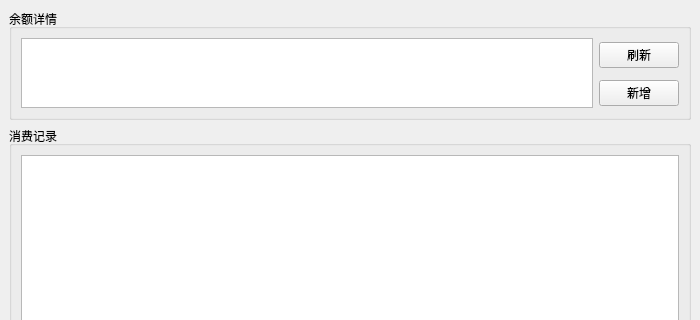
The window that mainwindow.ui (Jay-Zhu-master/AccountingSystem) describes before a commit, drawn with Qt 5; both pictures show x 0 to 700 and y 0 to 320 of the 700 by 500 pixel window.
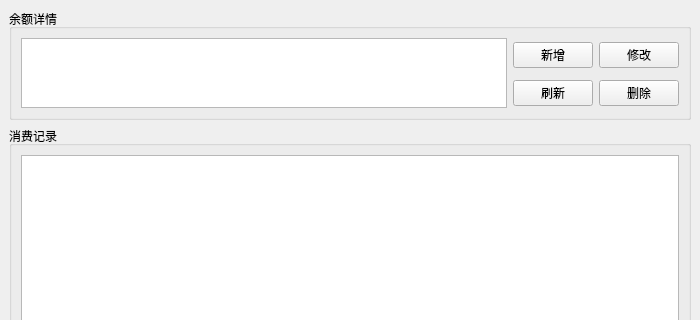
The same window after the commit.

```diff
--- a/mainwindow.ui
+++ b/mainwindow.ui
@@ -29,20 +29,32 @@
    <layout class="QGridLayout" name="gridLayout_2">
     <item row="0" column="0">
      <layout class="QGridLayout" name="gridLayout">
+      <item row="2" column="0">
+       <widget class="QGroupBox" name="groupBox_2">
+        <property name="title">
+         <string>消费记录</string>
+        </property>
+        <layout class="QGridLayout" name="gridLayout_4">
+         <item row="0" column="0">
+          <widget class="QTableView" name="tableView_2"/>
+         </item>
+        </layout>
+       </widget>
+      </item>
       <item row="0" column="0" rowspan="2">
        <widget class="QGroupBox" name="groupBox">
         <property name="title">
          <string>余额详情</string>
         </property>
         <layout class="QGridLayout" name="gridLayout_3">
-         <item row="1" column="1">
-          <widget class="QPushButton" name="addSavingsBtn">
+         <item row="0" column="5">
+          <widget class="QPushButton" name="modifyBtn">
            <property name="text">
-            <string>新增</string>
+            <string>修改</string>
            </property>
           </widget>
          </item>
-         <item row="0" column="1">
+         <item row="1" column="3">
           <widget class="QPushButton" name="flushSavingsBtn">
            <property name="sizePolicy">
             <sizepolicy hsizetype="Minimum" vsizetype="Fixed">
@@ -55,27 +67,22 @@
            </property>
           </widget>
          </item>
+         <item row="0" column="3">
+          <widget class="QPushButton" name="addSavingsBtn">
+           <property name="text">
+            <string>新增</string>
+           </property>
+          </widget>
+         </item>
+         <item row="1" column="5">
+          <widget class="QPushButton" name="delSavingsBtn">
+           <property name="text">
+            <string>删除</string>
+           </property>
+          </widget>
+         </item>
          <item row="0" column="0" rowspan="2">
-          <widget class="QTableView" name="tableView">
-           <property name="sizePolicy">
-            <sizepolicy hsizetype="Expanding" vsizetype="Expanding">
-             <horstretch>0</horstretch>
-             <verstretch>0</verstretch>
-            </sizepolicy>
-           </property>
-          </widget>
-         </item>
-        </layout>
-       </widget>
-      </item>
-      <item row="2" column="0">
-       <widget class="QGroupBox" name="groupBox_2">
-        <property name="title">
-         <string>消费记录</string>
-        </property>
-        <layout class="QGridLayout" name="gridLayout_4">
-         <item row="0" column="0">
-          <widget class="QTableView" name="tableView_2"/>
+          <widget class="QTableWidget" name="savingsTabWidgets"/>
          </item>
         </layout>
        </widget>
```
